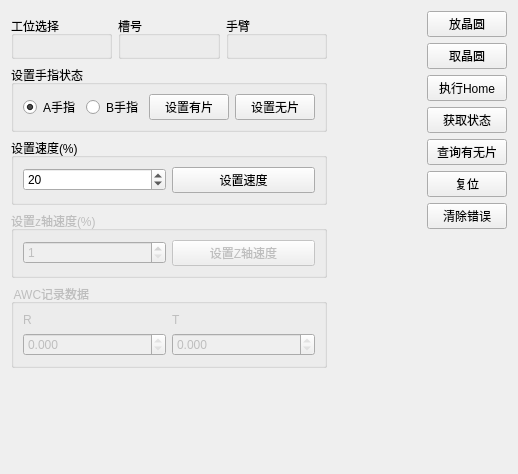
Above: device/src/SunwayRobot/fortrend_sunwayrobot_subsystem_widget.ui from zhangzhenxi11/HL before the change. Below: the same form after it.
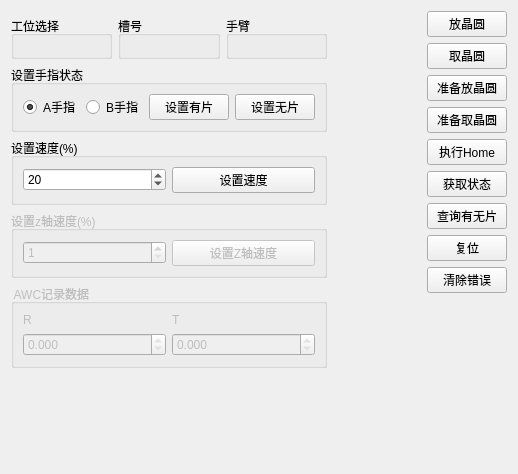
That is the form after the change.

Commit message: 更新如下： 1、增加wtr的准备取放两个指令 2、流程中b取a放场景增加B取A放standby场景接进状态机 3、增加wtr的standby动画

Diff of the .ui file:
```diff
--- a/device/src/SunwayRobot/fortrend_sunwayrobot_subsystem_widget.ui
+++ b/device/src/SunwayRobot/fortrend_sunwayrobot_subsystem_widget.ui
@@ -313,6 +313,20 @@
        </property>
       </widget>
      </item>
+     <item>
+      <widget class="QPushButton" name="ready_get_btn">
+       <property name="text">
+        <string>准备放晶圆</string>
+       </property>
+      </widget>
+     </item>
+     <item>
+      <widget class="QPushButton" name="ready_put_btn">
+       <property name="text">
+        <string>准备取晶圆</string>
+       </property>
+      </widget>
+     </item>
      <item>
       <widget class="QPushButton" name="home_btn">
        <property name="minimumSize">
```
The commit also changes 15 other files.
